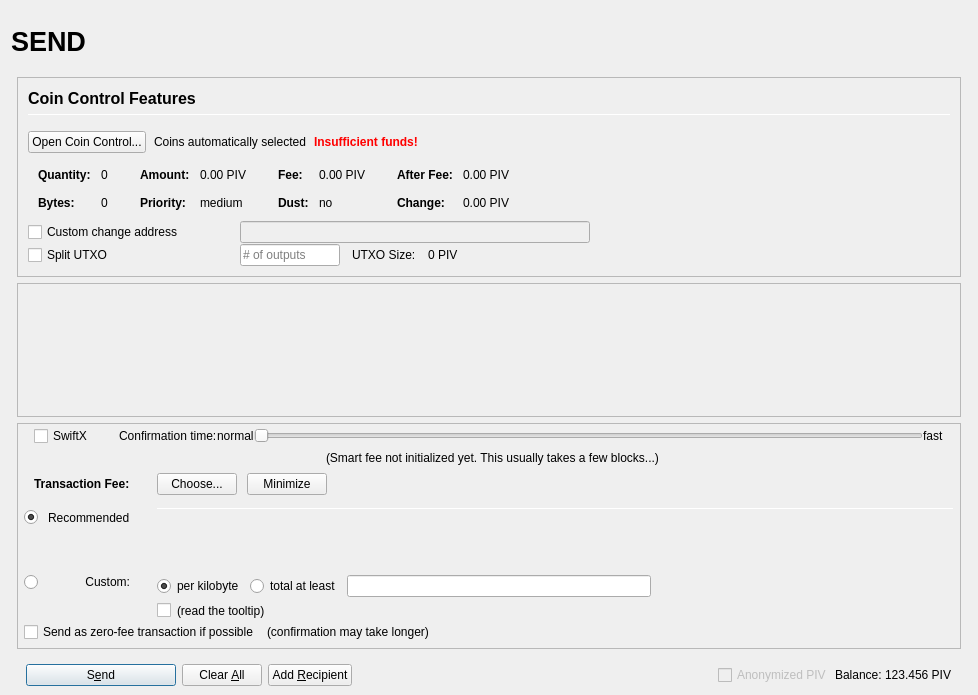
Bittoriumv2/Bittorium, file src/qt/forms/sendcoinsdialog.ui: the form before one commit.
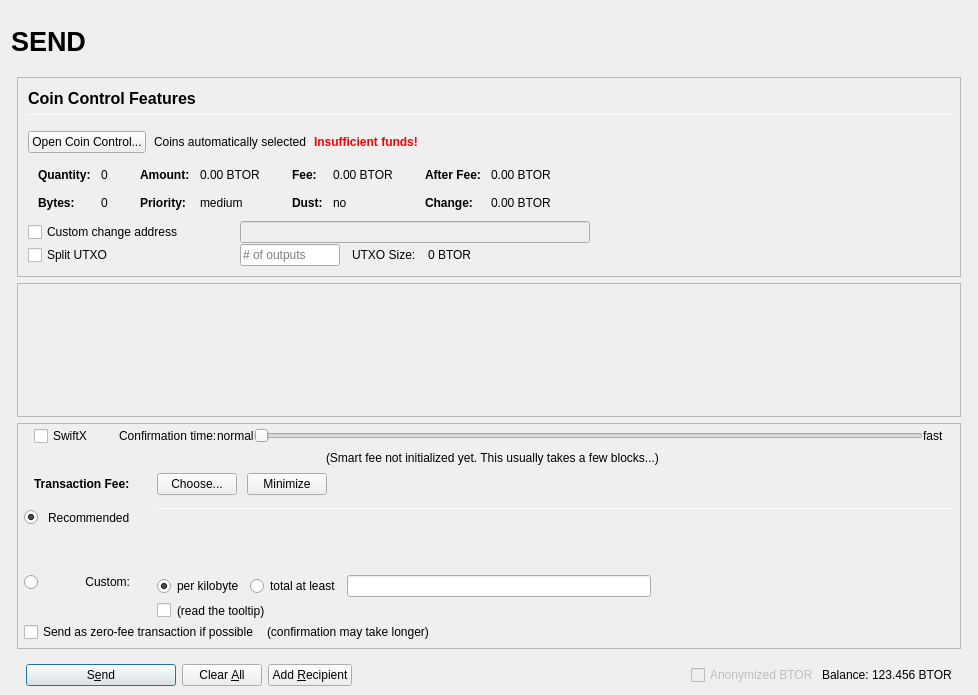
The form after the commit. Icons and pictures are not drawn. Custom widgets are drawn as their Qt base class.

```diff
--- a/src/qt/forms/sendcoinsdialog.ui
+++ b/src/qt/forms/sendcoinsdialog.ui
@@ -493,7 +493,7 @@
                         <enum>Qt::ActionsContextMenu</enum>
                        </property>
                        <property name="text">
-                        <string notr="true">0.00 PIV</string>
+                        <string notr="true">0.00 BTOR</string>
                        </property>
                        <property name="textInteractionFlags">
                         <set>Qt::LinksAccessibleByMouse|Qt::TextSelectableByKeyboard|Qt::TextSelectableByMouse</set>
@@ -573,7 +573,7 @@
                         <enum>Qt::ActionsContextMenu</enum>
                        </property>
                        <property name="text">
-                        <string notr="true">0.00 PIV</string>
+                        <string notr="true">0.00 BTOR</string>
                        </property>
                        <property name="textInteractionFlags">
                         <set>Qt::LinksAccessibleByMouse|Qt::TextSelectableByKeyboard|Qt::TextSelectableByMouse</set>
@@ -653,7 +653,7 @@
                         <enum>Qt::ActionsContextMenu</enum>
                        </property>
                        <property name="text">
-                        <string notr="true">0.00 PIV</string>
+                        <string notr="true">0.00 BTOR</string>
                        </property>
                        <property name="textInteractionFlags">
                         <set>Qt::LinksAccessibleByMouse|Qt::TextSelectableByKeyboard|Qt::TextSelectableByMouse</set>
@@ -682,7 +682,7 @@
                         <enum>Qt::ActionsContextMenu</enum>
                        </property>
                        <property name="text">
-                        <string notr="true">0.00 PIV</string>
+                        <string notr="true">0.00 BTOR</string>
                        </property>
                        <property name="textInteractionFlags">
                         <set>Qt::LinksAccessibleByMouse|Qt::TextSelectableByKeyboard|Qt::TextSelectableByMouse</set>
@@ -849,7 +849,7 @@
                 <item>
                  <widget class="QLabel" name="labelBlockSize">
                   <property name="text">
-                   <string>0 PIV</string>
+                   <string>0 BTOR</string>
                   </property>
                  </widget>
                 </item>
@@ -1714,7 +1714,7 @@
                 <bool>false</bool>
                </property>
                <property name="text">
-                <string>Anonymized PIV</string>
+                <string>Anonymized BTOR</string>
                </property>
               </widget>
              </item>
@@ -1737,7 +1737,7 @@
                 <cursorShape>IBeamCursor</cursorShape>
                </property>
                <property name="text">
-                <string notr="true">123.456 PIV</string>
+                <string notr="true">123.456 BTOR</string>
                </property>
                <property name="textInteractionFlags">
                 <set>Qt::LinksAccessibleByMouse|Qt::TextSelectableByKeyboard|Qt::TextSelectableByMouse</set>
```
Left out of the diff: 8 changed lines with no effect on the pictures.
